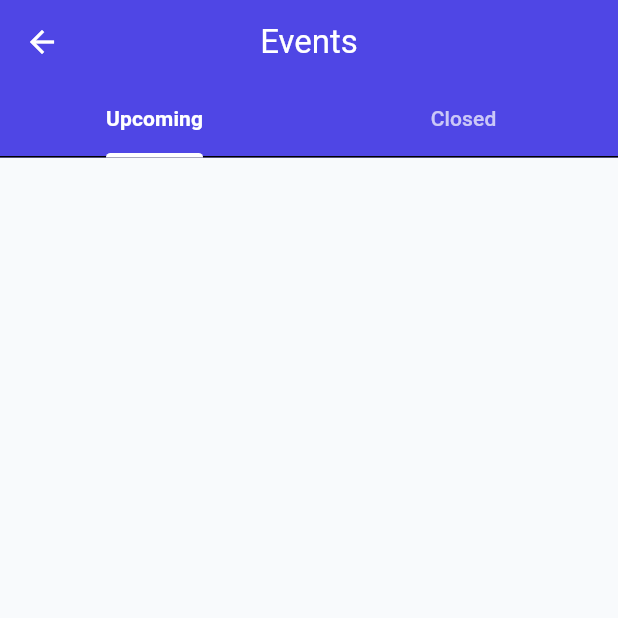
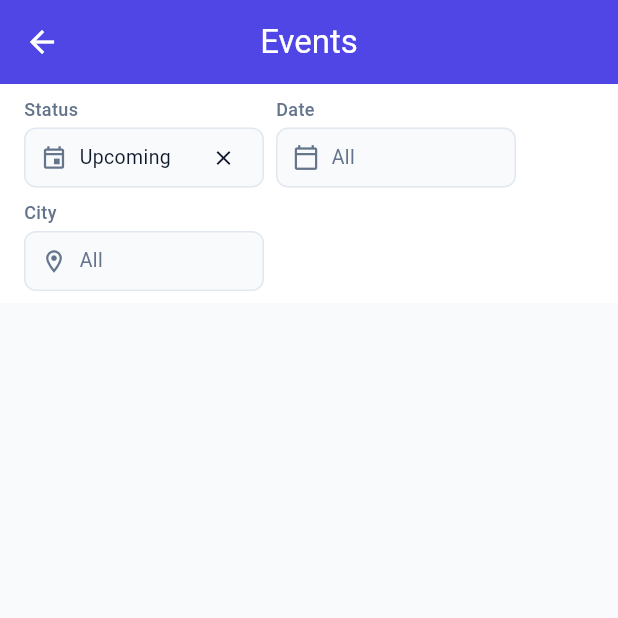
Before and after one commit to anurag-soft-developer/grc, a Flutter app: the EventsScreen screen opened directly, on a phone screen of 412 x 824 dp, the top half of it. Run offline on Flutter 3.47's test engine with Material 3 defaults, Android fonts, the phone set to English and light mode, and no system bars; our stand-ins replace dart_mappable, dio, flutter_dotenv, flutter_hooks, fluttertoast, geolocator and 6 more; missing offline and left inert: android_intent_plus, flutter_query, razorpay_flutter; accounts and stored records are empty; generated files the repository leaves out were written again.

Commit message:
events filters added

```diff
--- /dev/null
+++ b/lib/components/events/event_list_filters.dart
@@ -0,0 +1,177 @@
+import 'package:grc/admin/dashboard/model/dashboard_date_range.dart';
+import 'package:grc/core/config/preset_cities.dart';
+
+enum EventLocationFilterMode { all, city, nearMe }
+
+enum EventSegmentFilterMode { all, upcoming, closed }
+
+class EventListFilters {
+  const EventListFilters({
+    this.eventDate,
+    this.city,
+    this.lat,
+    this.long,
+    this.maxDistanceMeters,
+    this.locationLabel,
+    this.locationMode = EventLocationFilterMode.all,
+    this.segmentMode = EventSegmentFilterMode.upcoming,
+  });
+
+  static const all = EventListFilters();
+
+  final DateTime? eventDate;
+  final String? city;
+  final double? lat;
+  final double? long;
+  final int? maxDistanceMeters;
+  final String? locationLabel;
+  final EventLocationFilterMode locationMode;
+  final EventSegmentFilterMode segmentMode;
+
+  bool get hasActiveFilters =>
+      eventDate != null || locationMode != EventLocationFilterMode.all;
+
+  String? get apiSegment => switch (segmentMode) {
+    EventSegmentFilterMode.all => null,
+    EventSegmentFilterMode.upcoming => 'upcoming',
+    EventSegmentFilterMode.closed => 'closed',
+  };
+
+  String get segmentDisplayLabel {
+    return switch (segmentMode) {
+      EventSegmentFilterMode.all => 'All',
+      EventSegmentFilterMode.upcoming => 'Upcoming',
+      EventSegmentFilterMode.closed => 'Closed',
+    };
+  }
+
+  String get dateLabel =>
+      eventDate == null ? 'All' : formatDashboardApiDate(eventDate!);
+
+  String get locationDisplayLabel {
+    if (locationMode == EventLocationFilterMode.all) {
+      return 'All';
+    }
+    return locationLabel ?? city ?? 'All';
+  }
+
+  Map<String, dynamic> toQueryParameters() {
+    final params = <String, dynamic>{};
+
+    if (eventDate != null) {
+      params['eventDate'] = formatDashboardApiDate(eventDate!);
+    }
+
+    switch (locationMode) {
+      case EventLocationFilterMode.city:
+        if (city != null && city!.isNotEmpty) {
+          params['city'] = city;
+        }
+      case EventLocationFilterMode.nearMe:
+        if (lat != null && long != null) {
+          params['lat'] = lat;
+          params['long'] = long;
+          if (maxDistanceMeters != null) {
+            params['maxDistanceMeters'] = maxDistanceMeters;
+          }
+        }
+      case EventLocationFilterMode.all:
+        break;
+    }
+
+    return params;
+  }
+
+  EventListFilters copyWith({
+    DateTime? eventDate,
+    bool clearEventDate = false,
+    String? city,
+    double? lat,
+    double? long,
+    int? maxDistanceMeters,
+    String? locationLabel,
+    EventLocationFilterMode? locationMode,
+    EventSegmentFilterMode? segmentMode,
+    bool clearLocation = false,
+    bool clearSegment = false,
+  }) {
+    if (clearLocation) {
+      return EventListFilters(
+        eventDate: clearEventDate ? null : (eventDate ?? this.eventDate),
+        locationMode: EventLocationFilterMode.all,
+        segmentMode: clearSegment
+            ? EventSegmentFilterMode.all
+            : (segmentMode ?? this.segmentMode),
+      );
+    }
+
+    return EventListFilters(
+      eventDate: clearEventDate ? null : (eventDate ?? this.eventDate),
+      city: city ?? this.city,
+      lat: lat ?? this.lat,
+      long: long ?? this.long,
+      maxDistanceMeters: maxDistanceMeters ?? this.maxDistanceMeters,
+      locationLabel: locationLabel ?? this.locationLabel,
+      locationMode: locationMode ?? this.locationMode,
+      segmentMode: clearSegment
+          ? EventSegmentFilterMode.all
+          : (segmentMode ?? this.segmentMode),
+    );
+  }
+
+  EventListFilters withDate(DateTime? date) {
+    return copyWith(eventDate: date, clearEventDate: date == null);
+  }
+
+  EventListFilters withSegment(EventSegmentFilterMode value) {
+    return copyWith(segmentMode: value);
+  }
+
+  EventListFilters withSegmentAll() {
+    return copyWith(clearSegment: true);
+  }
+
+  EventListFilters withLocationAll() {
+    return copyWith(clearLocation: true);
+  }
+
+  EventListFilters withCity({required String city, required String label}) {
+    return EventListFilters(
+      eventDate: eventDate,
+      city: city,
+      locationLabel: label,
+      locationMode: EventLocationFilterMode.city,
+      segmentMode: segmentMode,
+    );
+  }
+
+  EventListFilters withNearMe({
+    required double lat,
+    required double long,
+    int maxDistanceMeters = nearMeMaxDistanceMeters,
+  }) {
+    return EventListFilters(
+      eventDate: eventDate,
+      lat: lat,
+      long: long,
+      maxDistanceMeters: maxDistanceMeters,
+      locationLabel: 'Near me',
+      locationMode: EventLocationFilterMode.nearMe,
+      segmentMode: segmentMode,
+    );
+  }
+
+  List<String> toQueryKeyParts() {
+    return [
+      segmentMode.name,
+      if (eventDate != null) formatDashboardApiDate(eventDate!),
+      locationMode.name,
+      if (locationMode == EventLocationFilterMode.city) city ?? '',
+      if (locationMode == EventLocationFilterMode.nearMe) ...[
+        lat?.toString() ?? '',
+        long?.toString() ?? '',
+        maxDistanceMeters?.toString() ?? '',
+      ],
+    ];
+  }
+}
--- /dev/null
+++ b/lib/components/events/event_list_filters_bar.dart
@@ -0,0 +1,88 @@
+import 'package:flutter/material.dart';
+import 'package:grc/components/events/event_list_filters.dart';
+import 'package:grc/components/events/event_location_filter_field.dart';
+import 'package:grc/components/events/event_segment_filter_field.dart';
+import 'package:grc/core/config/app_colors.dart';
+
+class EventListFiltersBar extends StatelessWidget {
+  final EventListFilters filters;
+  final ValueChanged<EventListFilters> onChanged;
+
+  static const filterWidth = 160.0;
+  static const listMaxWidth = 980.0;
+  static const horizontalPadding = 16.0;
+
+  const EventListFiltersBar({
+    super.key,
+    required this.filters,
+    required this.onChanged,
+  });
+
+  Future<void> _pickDate(BuildContext context) async {
+    final picked = await showDatePicker(
+      context: context,
+      initialDate: filters.eventDate ?? DateTime.now(),
+      firstDate: DateTime(2020),
+      lastDate: DateTime(2100),
+    );
+    if (picked != null) {
+      onChanged(filters.withDate(picked));
+    }
+  }
+
+  @override
+  Widget build(BuildContext context) {
+    return Material(
+      color: const Color(AppColors.surface),
+      child: Padding(
+        padding: const EdgeInsets.fromLTRB(
+          horizontalPadding,
+          8,
+          horizontalPadding,
+          8,
+        ),
+        child: Center(
+          child: ConstrainedBox(
+            constraints: const BoxConstraints(maxWidth: listMaxWidth),
+            child: Align(
+              alignment: Alignment.centerLeft,
+              child: Wrap(
+                spacing: 8,
+                runSpacing: 8,
+                alignment: WrapAlignment.start,
+                crossAxisAlignment: WrapCrossAlignment.center,
+                children: [
+                  SizedBox(
+                    width: filterWidth,
+                    child: EventSegmentFilterField(
+                      filters: filters,
+                      onChanged: onChanged,
+                    ),
+                  ),
+                  SizedBox(
+                    width: filterWidth,
+                    child: CompactFilterField(
+                      fieldLabel: 'Date',
+                      icon: Icons.calendar_today_outlined,
+                      label: filters.dateLabel,
+                      hasSelection: filters.eventDate != null,
+                      onTap: () => _pickDate(context),
+                      onClear: () => onChanged(filters.withDate(null)),
+                    ),
+                  ),
+                  SizedBox(
+                    width: filterWidth,
+                    child: EventLocationFilterField(
+                      filters: filters,
+                      onChanged: onChanged,
+                    ),
+                  ),
+                ],
+              ),
+            ),
+          ),
+        ),
+      ),
+    );
+  }
+}
--- /dev/null
+++ b/lib/components/events/event_location_filter_field.dart
@@ -0,0 +1,154 @@
+import 'package:flutter/material.dart';
+import 'package:grc/components/events/event_list_filters.dart';
+import 'package:grc/core/config/app_colors.dart';
+import 'package:grc/core/config/preset_cities.dart';
+
+class EventLocationFilterField extends StatelessWidget {
+  final EventListFilters filters;
+  final ValueChanged<EventListFilters> onChanged;
+
+  const EventLocationFilterField({
+    super.key,
+    required this.filters,
+    required this.onChanged,
+  });
+
+  bool get _hasSelection => filters.locationMode != EventLocationFilterMode.all;
+
+  Future<void> _openOptions(BuildContext context) async {
+    final box = context.findRenderObject()! as RenderBox;
+    final offset = box.localToGlobal(Offset.zero);
+    final position = RelativeRect.fromLTRB(
+      offset.dx,
+      offset.dy + box.size.height,
+      offset.dx + box.size.width,
+      offset.dy,
+    );
+
+    final selected = await showMenu<String>(
+      context: context,
+      position: position,
+      items: [
+        for (final city in presetFilterCities)
+          PopupMenuItem(value: city, child: Text(city)),
+      ],
+    );
+
+    if (selected == null) return;
+
+    onChanged(filters.withCity(city: selected, label: selected));
+  }
+
+  @override
+  Widget build(BuildContext context) {
+    return CompactFilterField(
+      fieldLabel: 'City',
+      icon: Icons.location_on_outlined,
+      label: filters.locationDisplayLabel,
+      hasSelection: _hasSelection,
+      onTap: () => _openOptions(context),
+      onClear: () => onChanged(filters.withLocationAll()),
+    );
+  }
+}
+
+class CompactFilterField extends StatelessWidget {
+  final String? fieldLabel;
+  final IconData icon;
+  final String label;
+  final bool hasSelection;
+  final VoidCallback onTap;
+  final VoidCallback? onClear;
+
+  static const _height = 40.0;
+
+  const CompactFilterField({
+    super.key,
+    this.fieldLabel,
+    required this.icon,
+    required this.label,
+    required this.hasSelection,
+    required this.onTap,
+    this.onClear,
+  });
+
+  @override
+  Widget build(BuildContext context) {
+    final field = SizedBox(
+      height: _height,
+      child: Material(
+        color: const Color(AppColors.background),
+        borderRadius: BorderRadius.circular(8),
+        child: InkWell(
+          onTap: onTap,
+          borderRadius: BorderRadius.circular(8),
+          child: Container(
+            decoration: BoxDecoration(
+              borderRadius: BorderRadius.circular(8),
+              border: Border.all(color: const Color(AppColors.divider)),
+            ),
+            padding: const EdgeInsets.symmetric(horizontal: 10),
+            child: Row(
+              children: [
+                Icon(
+                  icon,
+                  size: 18,
+                  color: const Color(AppColors.textSecondary),
+                ),
+                const SizedBox(width: 8),
+                Expanded(
+                  child: Text(
+                    label,
+                    maxLines: 1,
+                    overflow: TextOverflow.ellipsis,
+                    style: TextStyle(
+                      fontSize: 13,
+                      height: 1.2,
+                      color: Color(
+                        hasSelection ? AppColors.text : AppColors.textSecondary,
+                      ),
+                    ),
+                  ),
+                ),
+                SizedBox(
+                  width: 32,
+                  height: 32,
+                  child: hasSelection && onClear != null
+                      ? IconButton(
+                          icon: const Icon(Icons.close, size: 16),
+                          padding: EdgeInsets.zero,
+                          constraints: const BoxConstraints(
+                            minWidth: 32,
+                            minHeight: 32,
+                          ),
+                          onPressed: onClear,
+                        )
+                      : null,
+                ),
+              ],
+            ),
+          ),
+        ),
+      ),
+    );
+
+    if (fieldLabel == null) return field;
+
+    return Column(
+      crossAxisAlignment: CrossAxisAlignment.start,
+      mainAxisSize: MainAxisSize.min,
+      children: [
+        Text(
+          fieldLabel!,
+          style: const TextStyle(
+            fontSize: 12,
+            fontWeight: FontWeight.w500,
+            color: Color(AppColors.textSecondary),
+          ),
+        ),
+        const SizedBox(height: 4),
+        field,
+      ],
+    );
+  }
+}
--- /dev/null
+++ b/lib/components/events/event_segment_filter_field.dart
@@ -0,0 +1,58 @@
+import 'package:flutter/material.dart';
+import 'package:grc/components/events/event_list_filters.dart';
+import 'package:grc/components/events/event_location_filter_field.dart';
+
+class EventSegmentFilterField extends StatelessWidget {
+  final EventListFilters filters;
+  final ValueChanged<EventListFilters> onChanged;
+
+  const EventSegmentFilterField({
+    super.key,
+    required this.filters,
+    required this.onChanged,
+  });
+
+  bool get _hasSelection => filters.segmentMode != EventSegmentFilterMode.all;
+
+  Future<void> _openOptions(BuildContext context) async {
+    final box = context.findRenderObject()! as RenderBox;
+    final offset = box.localToGlobal(Offset.zero);
+    final position = RelativeRect.fromLTRB(
+      offset.dx,
+      offset.dy + box.size.height,
+      offset.dx + box.size.width,
+      offset.dy,
+    );
+
+    final selected = await showMenu<EventSegmentFilterMode>(
+      context: context,
+      position: position,
+      items: const [
+        PopupMenuItem(
+          value: EventSegmentFilterMode.upcoming,
+          child: Text('Upcoming'),
+        ),
+        PopupMenuItem(
+          value: EventSegmentFilterMode.closed,
+          child: Text('Closed'),
+        ),
+      ],
+    );
+
+    if (selected == null) return;
+
+    onChanged(filters.withSegment(selected));
+  }
+
+  @override
+  Widget build(BuildContext context) {
+    return CompactFilterField(
+      fieldLabel: 'Status',
+      icon: Icons.event_outlined,
+      label: filters.segmentDisplayLabel,
+      hasSelection: _hasSelection,
+      onTap: () => _openOptions(context),
+      onClear: () => onChanged(filters.withSegmentAll()),
+    );
+  }
+}
--- /dev/null
+++ b/lib/core/config/preset_cities.dart
@@ -0,0 +1,3 @@
+const presetFilterCities = ['Bhopal', 'Indore'];
+
+const nearMeMaxDistanceMeters = 50000;
--- a/lib/core/query/query_keys.dart
+++ b/lib/core/query/query_keys.dart
@@ -4,18 +4,25 @@ class QueryKeys {
   static const profile = ['profile'];
   static const authStatus = ['authStatus'];
   static const adminEvents = ['adminEvents'];
+  static List<String> adminEventsList(List<String> filterParts) => [
+    'adminEvents',
+    ...filterParts,
+  ];
   static List<String> adminDashboardAnalytics({
     String? fromDate,
     String? toDate,
-  }) =>
-      [
-        'adminDashboardAnalytics',
-        if (fromDate != null) fromDate,
-        if (toDate != null) toDate,
-      ];
+  }) => [
+    'adminDashboardAnalytics',
+    if (fromDate != null) fromDate,
+    if (toDate != null) toDate,
+  ];
   static const publicUpcomingEvents = ['publicEvents', 'upcoming'];
   static const homeUpcomingEvents = ['home', 'upcomingEvents'];
   static const publicClosedEvents = ['publicEvents', 'closed'];
+  static List<String> publicEventsList(List<String> filterParts) => [
+    'publicEvents',
+    ...filterParts,
+  ];
   static List<String> adminEvent(String id) => ['adminEvent', id];
   static const myRegistrations = ['myRegistrations'];
   static const myUpcomingRegistrations = ['myRegistrations', 'upcoming'];
--- a/lib/events/events_screen.dart
+++ b/lib/events/events_screen.dart
@@ -3,6 +3,8 @@ import 'package:flutter_hooks/flutter_hooks.dart';
 import 'package:flutter_query/flutter_query.dart';
 import 'package:grc/admin/events/model/run_event_model.dart';
 import 'package:grc/admin/events/run_events_service.dart';
+import 'package:grc/components/events/event_list_filters.dart';
+import 'package:grc/components/events/event_list_filters_bar.dart';
 import 'package:grc/components/events/public_event_list_tile.dart';
 import 'package:grc/core/components/layout/adaptive_page_container.dart';
 import 'package:grc/core/config/constants.dart';
@@ -16,28 +18,21 @@ class EventsScreen extends HookWidget {
 
   @override
   Widget build(BuildContext context) {
-    final tabController = useTabController(initialLength: 2);
-    final closedTabEnabled = useState(false);
+    final filters = useState(EventListFilters.all);
 
-    useEffect(() {
-      void onTabChanged() {
-        if (tabController.index == 1) {
-          closedTabEnabled.value = true;
-        }
-      }
+    final queryKey = useMemoized(
+      () => QueryKeys.publicEventsList(filters.value.toQueryKeyParts()),
+      [filters.value],
+    );
 
-      tabController.addListener(onTabChanged);
-      return () => tabController.removeListener(onTabChanged);
-    }, [tabController]);
-
-    final upcomingQuery = useInfiniteQuery<PaginatedRunEvents, Object, int>(
-      QueryKeys.publicUpcomingEvents,
+    final eventsQuery = useInfiniteQuery<PaginatedRunEvents, Object, int>(
+      queryKey,
       (ctx) => RunEventsService.instance.listPublicEvents(
-        segment: 'upcoming',
+        segment: filters.value.apiSegment,
         page: ctx.pageParam,
+        filters: filters.value,
       ),
       initialPageParam: 1,
-      enabled: true,
       retry: _noRetry,
       nextPageParamBuilder: (data) {
         final last = data.pages.isNotEmpty ? data.pages.last : null;
@@ -46,69 +41,40 @@ class EventsScreen extends HookWidget {
       },
     );
 
-    final closedQuery = useInfiniteQuery<PaginatedRunEvents, Object, int>(
-      QueryKeys.publicClosedEvents,
-      (ctx) => RunEventsService.instance.listPublicEvents(
-        segment: 'closed',
-        page: ctx.pageParam,
-      ),
-      initialPageParam: 1,
-      enabled: closedTabEnabled.value,
-      retry: _noRetry,
-      nextPageParamBuilder: (data) {
-        final last = data.pages.isNotEmpty ? data.pages.last : null;
-        if (last == null || !last.hasMore) return null;
-        return last.page + 1;
-      },
-    );
-
-    final upcomingEvents =
-        upcomingQuery.data?.pages.expand((p) => p.data).toList() ??
+    final events =
+        eventsQuery.data?.pages.expand((p) => p.data).toList() ??
         const <RunEventModel>[];
 
-    final closedEvents =
-        closedQuery.data?.pages.expand((p) => p.data).toList() ??
-        const <RunEventModel>[];
+    final segmentMode = filters.value.segmentMode;
 
     return Scaffold(
       backgroundColor: const Color(AppColors.background),
-      appBar: AppBar(
-        title: const Text('Events'),
-        bottom: TabBar(
-          controller: tabController,
-          labelColor: Colors.white,
-          unselectedLabelColor: Colors.white70,
-          indicatorColor: Colors.white,
-          indicatorWeight: 3,
-          labelStyle: const TextStyle(
-            fontWeight: FontWeight.w600,
-            fontSize: 14,
+      appBar: AppBar(title: const Text('Events')),
+      body: Column(
+        children: [
+          EventListFiltersBar(
+            filters: filters.value,
+            onChanged: (next) => filters.value = next,
           ),
-          unselectedLabelStyle: const TextStyle(
-            fontWeight: FontWeight.w500,
-            fontSize: 14,
-          ),
-          tabs: const [
-            Tab(text: 'Upcoming'),
-            Tab(text: 'Closed'),
-          ],
-        ),
-      ),
-      body: TabBarView(
-        controller: tabController,
-        children: [
-          _EventsTabContent(
-            query: upcomingQuery,
-            events: upcomingEvents,
-            emptyWidget: const _ComingSoonEmpty(),
-            emptyMessage: 'No upcoming events found',
-          ),
-          _EventsTabContent(
-            query: closedQuery,
-            events: closedEvents,
-            emptyWidget: const _EmptyTabMessage('No closed events yet'),
-            emptyMessage: 'No closed events found',
-            waitForEnable: !closedTabEnabled.value,
+          Expanded(
+            child: _EventsListContent(
+              query: eventsQuery,
+              events: events,
+              emptyWidget: switch (segmentMode) {
+                EventSegmentFilterMode.closed => const _EmptyListMessage(
+                  'No closed events yet',
+                ),
+                EventSegmentFilterMode.upcoming => const _ComingSoonEmpty(),
+                EventSegmentFilterMode.all => const _EmptyListMessage(
+                  'No events found',
+                ),
+              },
+              emptyMessage: switch (segmentMode) {
+                EventSegmentFilterMode.closed => 'No closed events found',
+                EventSegmentFilterMode.upcoming => 'No upcoming events found',
+                EventSegmentFilterMode.all => 'No events found',
+              },
+            ),
           ),
         ],
       ),
@@ -116,31 +82,23 @@ class EventsScreen extends HookWidget {
   }
 }
 
-class _EventsTabContent extends HookWidget {
+class _EventsListContent extends HookWidget {
   final InfiniteQueryResult<PaginatedRunEvents, Object, int> query;
   final List<RunEventModel> events;
   final Widget emptyWidget;
   final String emptyMessage;
-  final bool waitForEnable;
 
-  const _EventsTabContent({
+  const _EventsListContent({
     required this.query,
     required this.events,
     required this.emptyWidget,
     required this.emptyMessage,
-    this.waitForEnable = false,
   });
 
   bool get _hasSettled => query.data != null || query.isError;
 
   @override
   Widget build(BuildContext context) {
-    useAutomaticKeepAlive();
-
-    if (waitForEnable) {
-      return const SizedBox.shrink();
-    }
-
     if (query.data == null && query.isFetching) {
       return const Center(child: CircularProgressIndicator());
     }
@@ -172,10 +130,10 @@ class _EventsTabContent extends HookWidget {
         onRefresh: () async => query.refetch(),
         color: const Color(AppColors.primary),
         child: AdaptivePageContainer(
-          maxWidth: 980,
+          maxWidth: EventListFiltersBar.listMaxWidth,
           child: ListView(
             physics: const AlwaysScrollableScrollPhysics(),
-            padding: const EdgeInsets.all(16),
+            padding: const EdgeInsets.all(EventListFiltersBar.horizontalPadding),
             children: [emptyWidget],
           ),
         ),
@@ -196,7 +154,7 @@ class _EventsTabContent extends HookWidget {
         },
         child: ListView.builder(
           physics: const AlwaysScrollableScrollPhysics(),
-          padding: const EdgeInsets.all(16),
+          padding: const EdgeInsets.all(EventListFiltersBar.horizontalPadding),
           itemCount: events.length + (query.isFetchingNextPage ? 1 : 0),
           itemBuilder: (context, index) {
             if (index >= events.length) {
@@ -214,7 +172,9 @@ class _EventsTabContent extends HookWidget {
 
             return Center(
               child: ConstrainedBox(
-                constraints: const BoxConstraints(maxWidth: 980),
+                constraints: const BoxConstraints(
+                  maxWidth: EventListFiltersBar.listMaxWidth,
+                ),
                 child: PublicEventListTile(event: events[index]),
               ),
             );
@@ -262,10 +222,10 @@ class _ComingSoonEmpty extends StatelessWidget {
   }
 }
 
-class _EmptyTabMessage extends StatelessWidget {
+class _EmptyListMessage extends StatelessWidget {
   final String message;
 
-  const _EmptyTabMessage(this.message);
+  const _EmptyListMessage(this.message);
 
   @override
   Widget build(BuildContext context) {
--- a/pubspec.yaml
+++ b/pubspec.yaml
@@ -24,6 +24,7 @@ dependencies:
   image_picker: ^1.1.2
   fluttertoast: ^8.2.12
   google_places_flutter: ^2.0.9
+  geolocator: ^13.0.2
   razorpay_flutter: ^1.4.4
   intl: ^0.20.2
   url_launcher: ^6.3.1
```
Also changed, not shown: lib/admin/events/my_events_screen.dart (+28 -6 lines), lib/admin/events/run_events_service.dart (+8 -2 lines), lib/core/services/device_location_service.dart (added, +30 -0 lines), pubspec.lock, 5 other files.
